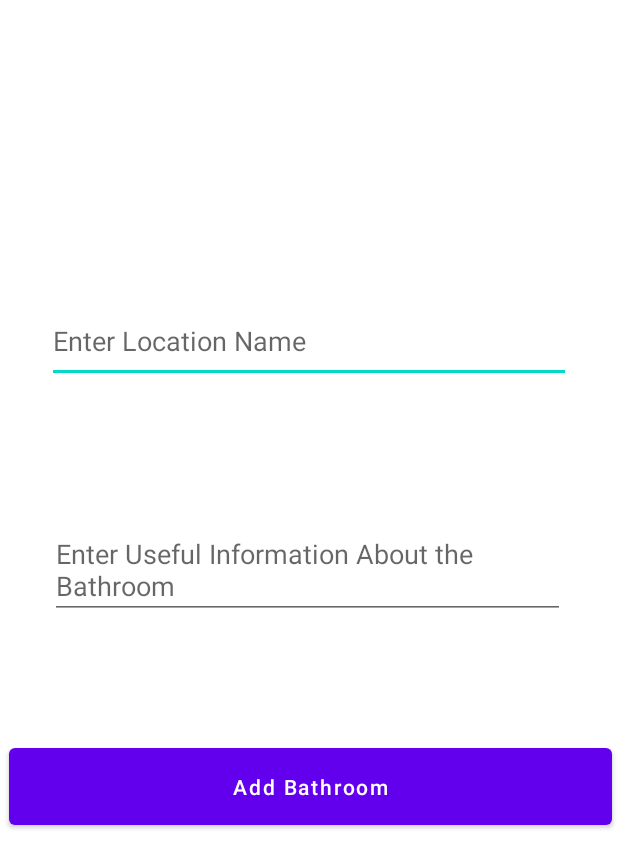
After one commit to awrose/CISCx82Got2Go, an Android app: the layout new_bathroom_input.xml on its own in the app's theme, with its tools: preview values and no code run, on a phone screen of 412 x 824 dp. The commit adds this screen. Shown: the top 868 px of the screen. Run offline under Robolectric (Android 15) with nearby library versions, the phone set to English and light mode, and no system bars.

Commit message:
add location feature - going to work on firebase and other pop up now

```diff
--- a/app/src/main/AndroidManifest.xml
+++ b/app/src/main/AndroidManifest.xml
@@ -5,6 +5,7 @@
     <uses-permission android:name="android.permission.ACCESS_FINE_LOCATION" />
     <uses-permission android:name="android.permission.INTERNET" />
     <uses-permission android:name="android.permission.ACCESS_COARSE_LOCATION" />
+    <uses-permission android:name="android.permission.ACCESS_NETWORK_STATE" />
 
     <application
         android:allowBackup="true"
--- a/app/src/main/res/layout/marker1_info.xml
+++ b/app/src/main/res/layout/marker1_info.xml
@@ -7,14 +7,13 @@
     android:gravity="center"
     android:orientation="vertical">
 
-
     <TextView
         android:id="@+id/bathroomBuildingName"
         android:layout_width="wrap_content"
         android:layout_height="wrap_content"
         android:layout_marginTop="61dp"
         android:baselineAligned="false"
-        android:text="Building Name"
+        android:text="@{locationInfo.locationName}"
         app:layout_constraintEnd_toEndOf="parent"
         app:layout_constraintHorizontal_bias="0.5"
         app:layout_constraintStart_toStartOf="parent"
--- /dev/null
+++ b/app/src/main/res/layout/new_bathroom_input.xml
@@ -0,0 +1,57 @@
+<?xml version="1.0" encoding="utf-8"?>
+<androidx.constraintlayout.widget.ConstraintLayout xmlns:android="http://schemas.android.com/apk/res/android"
+    xmlns:app="http://schemas.android.com/apk/res-auto"
+    xmlns:tools="http://schemas.android.com/tools"
+    android:layout_width="match_parent"
+    android:layout_height="match_parent"
+    tools:context=".MapsActivity">
+
+    <!-- Location Name -->
+
+    <!-- Location Description -->
+
+    <!--Button for adding data to Firebase-->
+
+    <EditText
+        android:id="@+id/idEditLocatinName"
+        android:layout_width="349dp"
+        android:layout_height="55dp"
+        android:layout_marginStart="2dp"
+        android:layout_marginTop="200dp"
+        android:layout_marginEnd="2dp"
+        android:hint="Enter Location Name"
+        android:inputType="text"
+        app:layout_constraintEnd_toEndOf="parent"
+        app:layout_constraintStart_toStartOf="parent"
+        app:layout_constraintTop_toTopOf="parent" />
+
+    <EditText
+        android:id="@+id/idEditLocationDescription"
+        android:layout_width="343dp"
+        android:layout_height="66dp"
+        android:layout_marginStart="2dp"
+        android:layout_marginTop="47dp"
+        android:layout_marginEnd="4dp"
+        android:layout_marginBottom="36dp"
+        android:hint="Enter Useful Information About the Bathroom"
+        android:inputType="textMultiLine"
+        app:layout_constraintBottom_toTopOf="@+id/idBtnClose"
+        app:layout_constraintEnd_toEndOf="parent"
+        app:layout_constraintStart_toStartOf="parent"
+        app:layout_constraintTop_toBottomOf="@+id/idEditLocatinName" />
+
+    <Button
+        android:id="@+id/idBtnClose"
+        android:layout_width="402dp"
+        android:layout_height="63dp"
+        android:layout_below="@id/idEditLocationDescription"
+        android:layout_marginStart="5dp"
+        android:layout_marginEnd="4dp"
+        android:layout_marginBottom="268dp"
+        android:text="Add Bathroom"
+        android:textAllCaps="false"
+        app:layout_constraintBottom_toBottomOf="parent"
+        app:layout_constraintEnd_toEndOf="parent"
+        app:layout_constraintStart_toStartOf="parent" />
+
+</androidx.constraintlayout.widget.ConstraintLayout>
```
Also changed, not shown: app/src/main/java/com/example/ciscx82got2go/LocationInfo.java (+6 -6 lines), app/src/main/java/com/example/ciscx82got2go/MapsActivity.java (+92 -50 lines).
